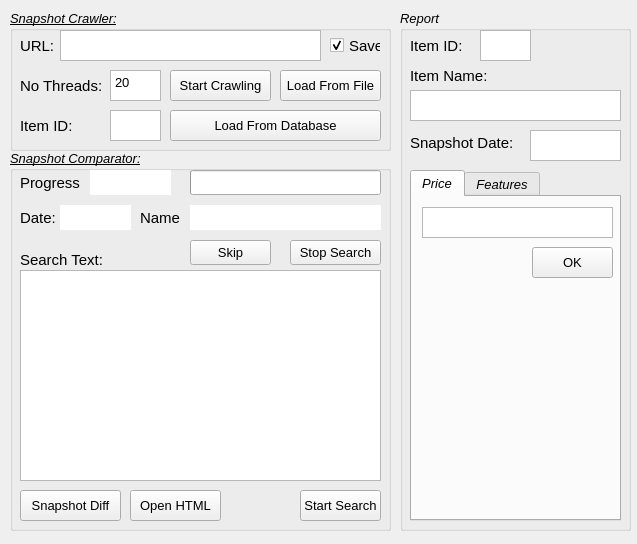
This is louis-html-analyzer/snapshotCompare.ui in trthanhquang/wayback-data-collector as Qt 5 draws it before an edit. The edited form follows.
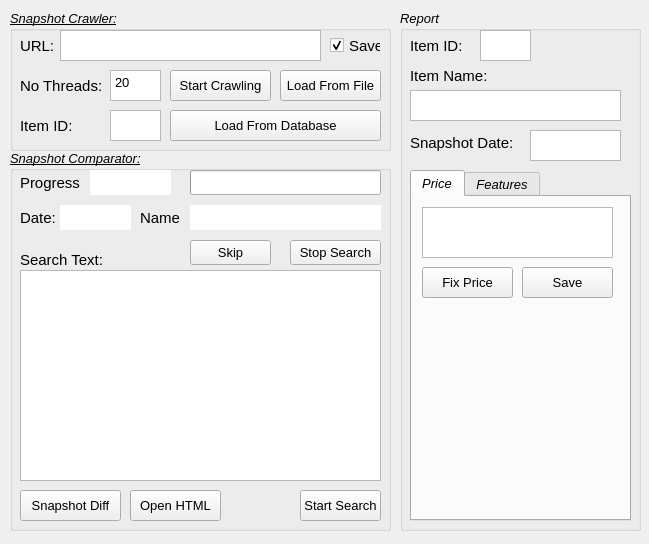
This is the edited form. The open tabs and pages were chosen to show the change.

Diff of the .ui file:
```diff
--- a/louis-html-analyzer/snapshotCompare.ui
+++ b/louis-html-analyzer/snapshotCompare.ui
@@ -6,7 +6,7 @@
    <rect>
     <x>0</x>
     <y>0</y>
-    <width>637</width>
+    <width>649</width>
     <height>544</height>
    </rect>
   </property>
@@ -612,7 +612,7 @@
     <rect>
      <x>400</x>
      <y>10</y>
-     <width>231</width>
+     <width>241</width>
      <height>521</height>
     </rect>
    </property>
@@ -768,7 +768,7 @@
      <rect>
       <x>10</x>
       <y>160</y>
-      <width>211</width>
+      <width>221</width>
       <height>351</height>
      </rect>
     </property>
@@ -785,7 +785,7 @@
         <x>10</x>
         <y>10</y>
         <width>191</width>
-        <height>31</height>
+        <height>51</height>
        </rect>
       </property>
       <property name="font">
@@ -808,9 +808,9 @@
      <widget class="QPushButton" name="reportPriceOkButton">
       <property name="geometry">
        <rect>
-        <x>120</x>
-        <y>50</y>
-        <width>81</width>
+        <x>110</x>
+        <y>70</y>
+        <width>91</width>
         <height>31</height>
        </rect>
       </property>
@@ -821,7 +821,26 @@
        </font>
       </property>
       <property name="text">
-       <string>OK</string>
+       <string>Save</string>
+      </property>
+     </widget>
+     <widget class="QPushButton" name="reportFixPriceButton">
+      <property name="geometry">
+       <rect>
+        <x>10</x>
+        <y>70</y>
+        <width>91</width>
+        <height>31</height>
+       </rect>
+      </property>
+      <property name="font">
+       <font>
+        <italic>false</italic>
+        <underline>false</underline>
+       </font>
+      </property>
+      <property name="text">
+       <string>Fix Price</string>
       </property>
      </widget>
     </widget>
```
Left out of the diff: 37 changed lines with no effect on the pictures.
